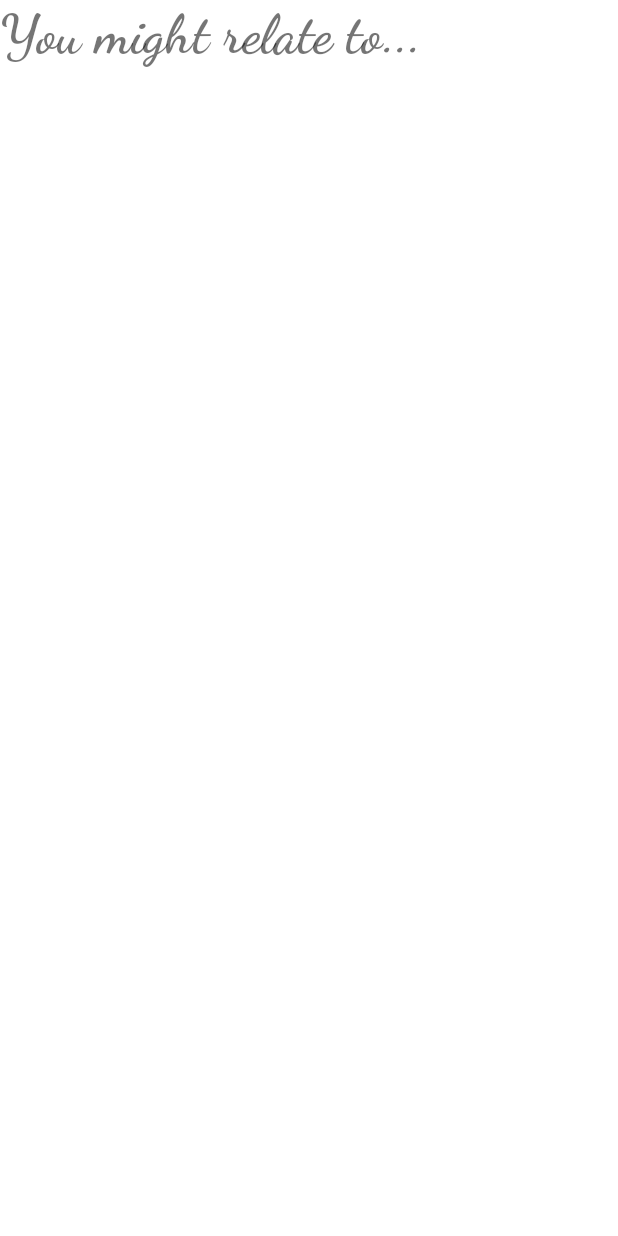
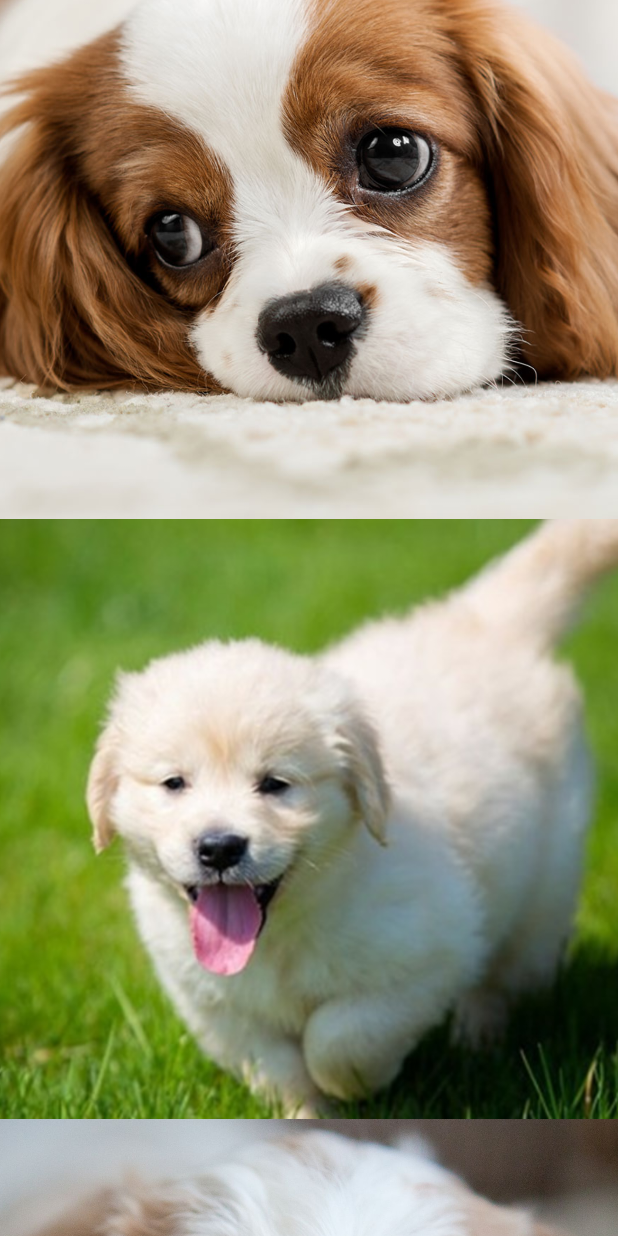
Before and after one commit to romibarel/Hackathon-, an Android app: the HomeActivity screen opened directly, with no data from a screen before it, on a phone screen of 412 x 824 dp. Run offline under Robolectric (Android 15) with nearby library versions, the light colour scheme and no system bars.

Commit message:
homepage is starting to look nice

```diff
--- /dev/null
+++ b/Hestory/app/src/main/java/com/example/hestory/ui/Source.java
@@ -0,0 +1,30 @@
+package com.example.hestory.ui;
+
+import com.google.gson.annotations.Expose;
+import com.google.gson.annotations.SerializedName;
+
+public class Source {
+    @SerializedName("id")
+    @Expose
+    private String id;
+
+    @SerializedName("name")
+    @Expose
+    private String name;
+
+    public String getId() {
+        return id;
+    }
+
+    public void setId(String id) {
+        this.id = id;
+    }
+
+    public String getName() {
+        return name;
+    }
+
+    public void setName(String name) {
+        this.name = name;
+    }
+}
--- a/Hestory/app/src/main/res/layout/activity_home.xml
+++ b/Hestory/app/src/main/res/layout/activity_home.xml
@@ -1,37 +1,90 @@
 <?xml version="1.0" encoding="utf-8"?>
-<androidx.coordinatorlayout.widget.CoordinatorLayout
+<androidx.constraintlayout.widget.ConstraintLayout
     xmlns:android="http://schemas.android.com/apk/res/android"
     xmlns:app="http://schemas.android.com/apk/res-auto"
     xmlns:tools="http://schemas.android.com/tools"
     android:layout_width="match_parent"
-    android:layout_height="match_parent"
-    tools:context=".HomeActivity">
+    android:layout_height="match_parent">
 
-    <androidx.core.widget.NestedScrollView
-        android:layout_width="match_parent"
-        android:layout_height="wrap_content">
+    <TextView
+        android:id="@+id/textView5"
+        android:layout_width="800dp"
+        android:layout_height="110dp"
+        android:fontFamily="cursive"
+        android:text="Stories you might relate to..."
+        android:textAlignment="center"
+        android:textAppearance="@style/TextAppearance.AppCompat.Large"
+        android:textColor="#51C0DC"
+        android:textSize="60sp"
+        android:textStyle="bold"
+        app:layout_constraintEnd_toEndOf="parent"
+        app:layout_constraintStart_toStartOf="parent"
+        app:layout_constraintTop_toTopOf="parent" />
+
+    <ScrollView
+        android:layout_width="823dp"
+        android:layout_height="1044dp"
+        app:layout_constraintBottom_toBottomOf="parent"
+        app:layout_constraintEnd_toEndOf="parent"
+        app:layout_constraintStart_toStartOf="parent"
+        app:layout_constraintTop_toBottomOf="@+id/textView5">
 
         <LinearLayout
-            android:orientation="vertical"
-            android:layout_width="match_parent"
-            android:layout_height="wrap_content">
+            android:layout_width="wrap_content"
+            android:layout_height="match_parent"
+            android:orientation="vertical">
 
-            <TextView
+
+            <ImageView
                 android:layout_width="match_parent"
-                android:layout_height="wrap_content"
-                android:textStyle="bold"
-                android:text="You might relate to..."
-                android:fontFamily="cursive"
-                android:textSize="36dp">
-            </TextView>
+                android:layout_height="400dp"
+                android:src="@drawable/doggy" />
 
-            <androidx.recyclerview.widget.RecyclerView
-                android:id="@+id/recyclerView"
-                android:scrollbars="vertical"
+            <ImageView
                 android:layout_width="match_parent"
-                android:layout_height="wrap_content">
-            </androidx.recyclerview.widget.RecyclerView>
+                android:layout_height="400dp"
+                android:src="@drawable/puppy" />
+
+            <ImageView
+                android:layout_width="match_parent"
+                android:layout_height="400dp"
+                android:src="@drawable/pupush" />
+
         </LinearLayout>
-    </androidx.core.widget.NestedScrollView>
+    </ScrollView>
+</androidx.constraintlayout.widget.ConstraintLayout>
+<!--<androidx.coordinatorlayout.widget.CoordinatorLayout-->
+<!--    xmlns:android="http://schemas.android.com/apk/res/android"-->
+<!--    xmlns:app="http://schemas.android.com/apk/res-auto"-->
+<!--    xmlns:tools="http://schemas.android.com/tools"-->
+<!--    android:layout_width="match_parent"-->
+<!--    android:layout_height="match_parent"-->
+<!--    tools:context=".HomeActivity">-->
 
-</androidx.coordinatorlayout.widget.CoordinatorLayout>
+<!--    <androidx.core.widget.NestedScrollView-->
+<!--        android:layout_width="match_parent"-->
+<!--        android:layout_height="wrap_content">-->
+
+<!--        <LinearLayout-->
+<!--            android:orientation="vertical"-->
+<!--            android:layout_width="match_parent"-->
+<!--            android:layout_height="wrap_content">-->
+
+<!--            <TextView-->
+<!--                android:layout_width="match_parent"-->
+<!--                android:layout_height="wrap_content"-->
+<!--                android:textStyle="bold"-->
+<!--                android:text="You might relate to..."-->
+<!--                android:fontFamily="cursive"-->
+<!--                android:textSize="36dp">-->
+<!--            </TextView>-->
+
+<!--            <androidx.recyclerview.widget.RecyclerView-->
+<!--                android:id="@+id/recyclerView"-->
+<!--                android:layout_width="match_parent"-->
+<!--                android:layout_height="wrap_content"-->
+<!--                android:scrollbars="vertical"></androidx.recyclerview.widget.RecyclerView>-->
+<!--        </LinearLayout>-->
+<!--    </androidx.core.widget.NestedScrollView>-->
+
+<!--</androidx.coordinatorlayout.widget.CoordinatorLayout>-->
--- a/Hestory/app/src/main/res/layout/activity_login.xml
+++ b/Hestory/app/src/main/res/layout/activity_login.xml
@@ -1,5 +1,6 @@
 <?xml version="1.0" encoding="utf-8"?>
-<androidx.constraintlayout.widget.ConstraintLayout xmlns:android="http://schemas.android.com/apk/res/android"
+<androidx.constraintlayout.widget.ConstraintLayout
+    xmlns:android="http://schemas.android.com/apk/res/android"
     xmlns:app="http://schemas.android.com/apk/res-auto"
     xmlns:tools="http://schemas.android.com/tools"
     android:id="@+id/container"
```
Also changed, not shown: Hestory/app/src/main/res/drawable/doggy.jpg (added), Hestory/app/src/main/res/drawable/download.jpg (added), Hestory/app/src/main/res/drawable/puppy.jpg (added), Hestory/app/src/main/res/drawable/pupush.jpg (added).
